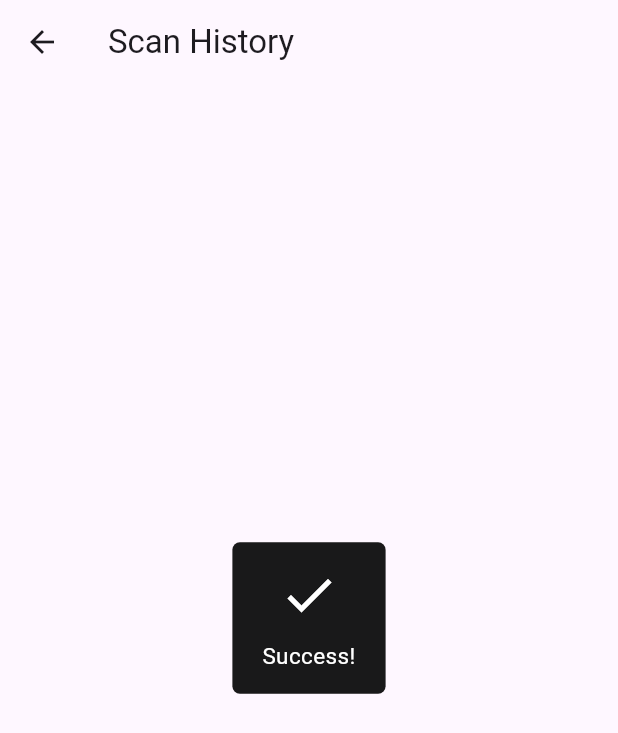
After one commit to Ivan2001otp/Qr-BarCode-scanner, a Flutter app: the screen it shows after launch, after a tap on "Scan History", on a phone screen of 412 x 824 dp. The commit adds this screen. Shown: the top 733 px of the screen. Run offline on Flutter 3.47's test engine with Material 3 defaults, Android fonts, the phone set to English and light mode, and no system bars; our stand-ins replace cloud_firestore, firebase_core, flutter_easyloading, fluttertoast, permission_handler, qr_flutter and 1 more; missing offline and left inert: mobile_scanner; accounts and stored records are empty.

Commit message:
added firebase cloud

```diff
--- a/lib/cores/database/remote/firebaseDB.dart
+++ b/lib/cores/database/remote/firebaseDB.dart
@@ -0,0 +1,44 @@
+import 'package:qr_scanner/cores/utils.dart';
+import 'package:qr_scanner/features/model/ScannerCode.dart';
+import 'package:cloud_firestore/cloud_firestore.dart';
+import 'package:qr_scanner/shared/Constants.dart';
+
+class FirebaseDB {
+  final CollectionReference history =
+      FirebaseFirestore.instance.collection(HISTORY);
+
+  Future<void> saveHistory(ScannerCode model) async {
+    try {
+      await history.add(model.toJson());
+    } catch (e) {
+      LogDetails.Logging(e.toString());
+      rethrow;
+    }
+  }
+
+  Future<List<ScannerCode>> fetchHistory() async {
+    try {
+      final querySnapshot =
+          await history.orderBy("scannedTime", descending: true).get();
+      List<ScannerCode> result = [];
+
+      for (final doc in querySnapshot.docs) {
+        final map = doc.data() as Map<String, dynamic>;
+        Timestamp timeStamp = map['scannedTime'];
+        final dateTimeValueFromTimeStamp = timeStamp.toDate();
+
+        final model = ScannerCode(
+          url: map['url'],
+          scannedTime: dateTimeValueFromTimeStamp,
+          scannedCodeType: map['scannedCodeType'],
+        );
+
+        result.add(model);
+      }
+      return result;
+    } catch (e) {
+      LogDetails.Logging(e.toString());
+      rethrow;
+    }
+  }
+}
--- a/lib/cores/database/remote/scannerRepository.dart
+++ b/lib/cores/database/remote/scannerRepository.dart
@@ -0,0 +1,38 @@
+import 'package:flutter_easyloading/flutter_easyloading.dart';
+import 'package:qr_scanner/cores/database/remote/firebaseDB.dart';
+import 'package:qr_scanner/cores/enum/enums.dart';
+import 'package:qr_scanner/cores/utils.dart';
+import 'package:qr_scanner/features/model/ScannerCode.dart';
+import 'package:qr_scanner/shared/Constants.dart';
+
+class ScannerRepository {
+  FirebaseDB firebaseDB = FirebaseDB();
+
+  Future<List<ScannerCode>> fetchAllScanHistory() async {
+    EasyLoading.show(status: "Fetching...");
+    try {
+      List<ScannerCode> finalResult = await firebaseDB.fetchHistory();
+      EasyLoading.showSuccess("Success!");
+      return finalResult;
+    } catch (e) {
+      EasyLoading.showError("Could not fetch !");
+      return [];
+    }
+  }
+
+  Future<bool> saveQrHistory(
+      String url, DateTime time, ScanType codeType) async {
+    ScannerCode model = ScannerCode(
+      url: url,
+      scannedTime: time,
+      scannedCodeType: codeType == ScanType.barcode ? BARCODE : QRCODE,
+    );
+
+    try {
+      await firebaseDB.saveHistory(model);
+      return true;
+    } catch (e) {
+      return false;
+    }
+  }
+}
--- a/lib/cores/enum/enums.dart
+++ b/lib/cores/enum/enums.dart
@@ -1,3 +1,8 @@
 enum PermissionType{
   permission,
 }
+
+enum ScanType{
+  barcode,
+  qrcode
+}
--- a/lib/features/views/DynamicQrGeneratePage.dart
+++ b/lib/features/views/DynamicQrGeneratePage.dart
@@ -28,7 +28,7 @@ class _GenerateQRcodePageState extends State<GenerateQRcodePage> {
 
   @override
   Widget build(BuildContext context) {
-      code = generateTimeDependentUrl();
+    code = generateTimeDependentUrl();
 
     return Scaffold(
       body: SafeArea(
@@ -58,7 +58,7 @@ class _GenerateQRcodePageState extends State<GenerateQRcodePage> {
               qrPadding: 16,
               qrBackgroundColor: Colors.black,
               qrForegroundColor: Colors.amber[50],
-              qrBorderRadius: 8,
+
             ),
           ),
           const SizedBox(
--- a/lib/features/views/HomePage.dart
+++ b/lib/features/views/HomePage.dart
@@ -3,6 +3,7 @@ import 'package:provider/provider.dart';
 import 'package:qr_scanner/cores/utils.dart';
 import 'package:qr_scanner/features/provider/ScannedCodeProvider.dart';
 import 'package:qr_scanner/features/views/DynamicQrGeneratePage.dart';
+import 'package:qr_scanner/features/views/ScanHistoryPage.dart';
 import 'package:qr_scanner/features/views/ScanQrPage.dart';
 
 class MyHomePage extends StatefulWidget {
@@ -97,8 +98,8 @@ class _MyHomePageState extends State<MyHomePage> {
                   style: ElevatedButton.styleFrom(
                     backgroundColor: Colors.deepPurple,
                   ),
-                  onPressed: () async{
-                  await  Navigator.of(context).push(
+                  onPressed: () async {
+                    await Navigator.of(context).push(
                       MaterialPageRoute(
                         builder: (context) => const GenerateQRcodePage(),
                       ),
@@ -116,9 +117,14 @@ class _MyHomePageState extends State<MyHomePage> {
                   style: ElevatedButton.styleFrom(
                     backgroundColor: Colors.deepPurple,
                   ),
-                  onPressed: () {},
+                  onPressed: () {
+                    Navigator.of(context).push(
+                      MaterialPageRoute(
+                          builder: (context) => const ScanHistoryPage()),
+                    );
+                  },
                   child: const Text(
-                    'History Scans',
+                    'Scan History',
                     style: TextStyle(color: Colors.white),
                   ),
                 )
--- /dev/null
+++ b/lib/features/views/ScanHistoryPage.dart
@@ -0,0 +1,82 @@
+import 'package:flutter/foundation.dart';
+import 'package:flutter/material.dart';
+import 'package:qr_scanner/cores/database/remote/scannerRepository.dart';
+import 'package:qr_scanner/cores/utils.dart';
+
+class ScanHistoryPage extends StatefulWidget {
+  const ScanHistoryPage({super.key});
+
+  @override
+  State<ScanHistoryPage> createState() => _ScanHistoryPageState();
+}
+
+class _ScanHistoryPageState extends State<ScanHistoryPage> {
+  late ScannerRepository repository;
+
+  @override
+  void initState() {
+    // TODO: implement initState
+    super.initState();
+    repository = ScannerRepository();
+  }
+
+  @override
+  Widget build(BuildContext context) {
+    return Scaffold(
+      appBar: AppBar(
+        title: Text('Scan History'),
+      ),
+      body: Expanded(
+        child: Padding(
+          padding: EdgeInsets.all(2),
+          child: FutureBuilder(
+            future: repository.fetchAllScanHistory(),
+            builder: (context, snapshot) {
+              if (snapshot.connectionState == ConnectionState.waiting) {
+                return const Center(
+                  child: CircularProgressIndicator(
+                    color: Colors.purple,
+                  ),
+                );
+              } else if (snapshot.hasError) {
+                LogDetails.Logging(snapshot.error.toString());
+                return const Center(
+                  child: Text("Something went wrong,see the logs."),
+                );
+              }
+              final data = snapshot.data ?? [];
+              return ListView.builder(
+                  itemCount: data.length,
+                  itemBuilder: (context, index) {
+                    if (data.isEmpty) {
+                      return Center(
+                        child: Text(
+                          "No Scans History!",
+                          style: TextStyle(color: Colors.grey, fontSize: 18),
+                        ),
+                      );
+                    }
+
+                    String scanTime =
+                        DateTimeUtils.dateTimeToString(data[index].scannedTime);
+
+                    return ListTile(
+
+                      title: Text("Url : ${data[index].url}"),
+                      leading: ,
+                      subtitle: Column(
+                        children: [
+                          Text("CodeType : ${data[index].scannedCodeType}"),
+                          const SizedBox(height: 4,),
+                          Text(scanTime),
+                        ],
+                      ),
+                    );
+                  });
+            },
+          ),
+        ),
+      ),
+    );
+  }
+}
--- a/lib/main.dart
+++ b/lib/main.dart
@@ -1,16 +1,19 @@
-import 'package:flutter/foundation.dart';
 import 'package:flutter/material.dart';
+import 'package:flutter_easyloading/flutter_easyloading.dart';
 import 'package:provider/provider.dart';
-import 'package:qr_scanner/cores/utils.dart';
 import 'package:qr_scanner/features/provider/ScannedCodeProvider.dart';
 import 'package:qr_scanner/features/views/HomePage.dart';
-import 'package:qr_scanner/features/views/ScanQrPage.dart';
+import 'package:qr_scanner/firebase_options.dart';
+import 'package:firebase_core/firebase_core.dart';
 
-void main() {
+void main() async {
+  WidgetsFlutterBinding.ensureInitialized();
+  await Firebase.initializeApp(
+    options: DefaultFirebaseOptions.currentPlatform,
+  );
+
   runApp(const MyApp());
 }
-
-
 
 class MyApp extends StatelessWidget {
   const MyApp({super.key});
@@ -28,6 +31,7 @@ class MyApp extends StatelessWidget {
           useMaterial3: true,
         ),
         home: const MyHomePage(title: 'Flutter Demo Home Page'),
+        builder: EasyLoading.init(),
       ),
     );
   }
--- a/lib/shared/Constants.dart
+++ b/lib/shared/Constants.dart
@@ -1,3 +1,4 @@
 const String NOTHING = "***nothing***";
 const String QRCODE = "qrcode";
 const String BARCODE = "barcode";
+const String HISTORY = "history";
--- a/pubspec.yaml
+++ b/pubspec.yaml
@@ -41,6 +41,10 @@ dependencies:
   rxdart: ^0.28.0
   provider: ^6.1.2
   qr_flutter: ^4.1.0
+  firebase_core: ^3.4.0
+  cloud_firestore: ^5.4.0
+  flutter_easyloading: ^3.0.5
+  intl: ^0.19.0
 
 dev_dependencies:
   flutter_test:
```
Also changed, not shown: lib/cores/utils.dart (+14 -4 lines), lib/features/model/ScannerCode.dart (+8 -2 lines), lib/features/views/ScanQrPage.dart (+31 -1 lines), firebase.json (added), lib/firebase_options.dart (added), pubspec.lock, 6 other files.
